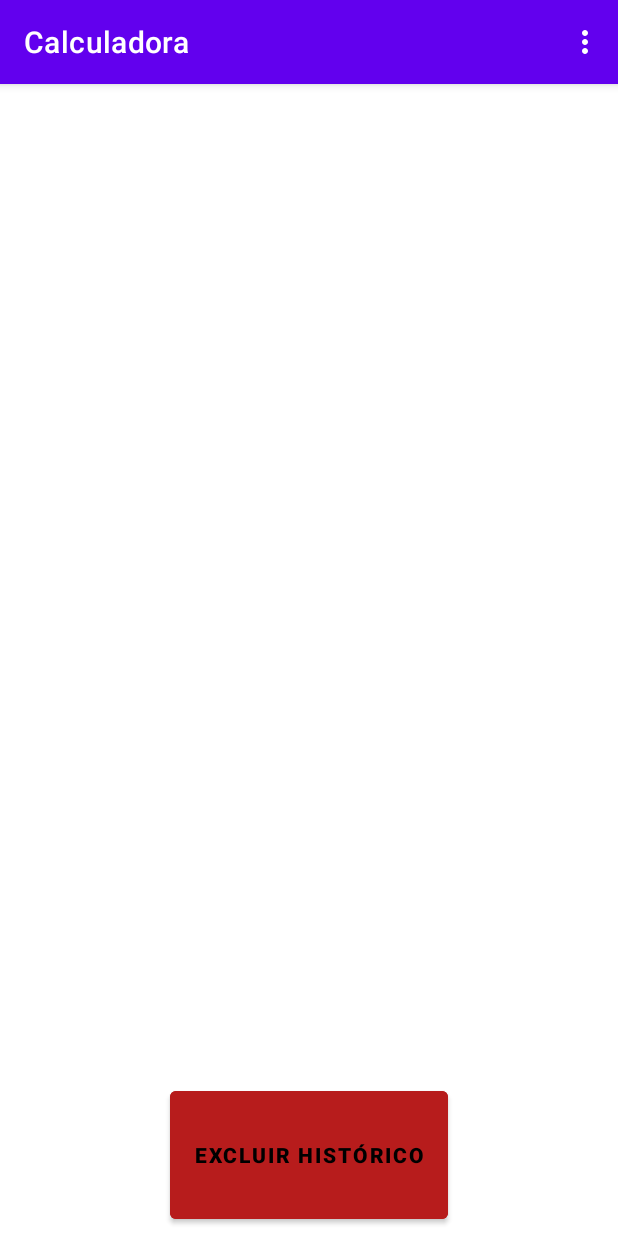
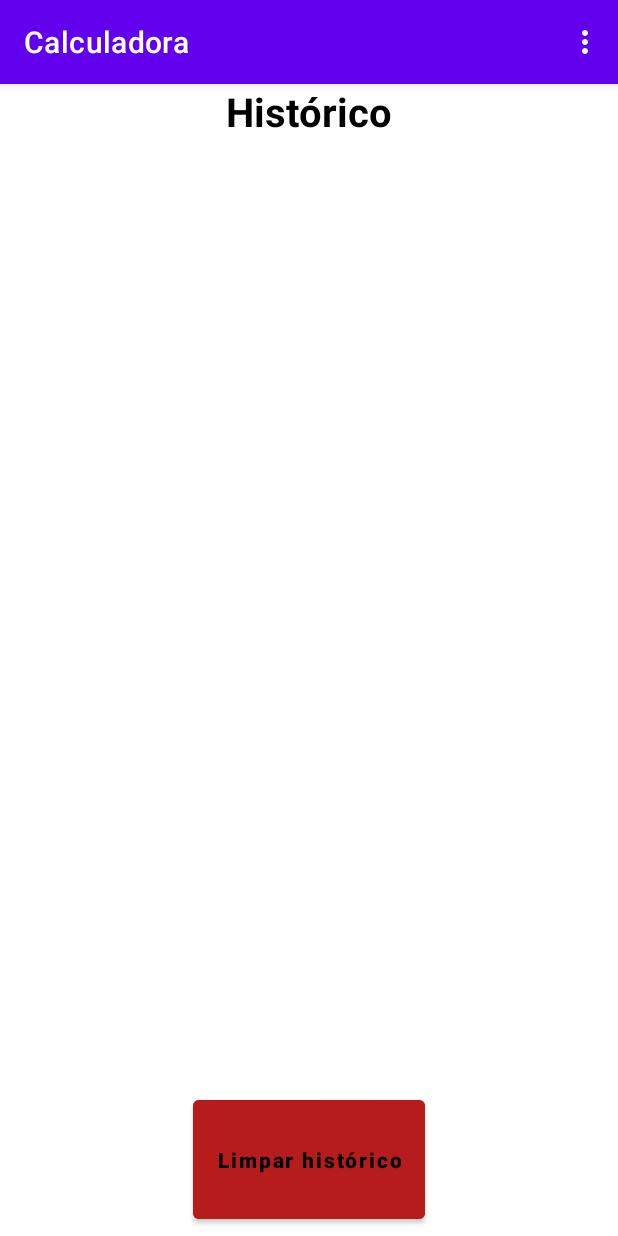
Before and after one commit to florencioMath/University-ADS-Calculadora2, an Android app: the screen it shows after launch (MainActivity), in the options menu, after a tap on "Histórico", on a phone screen of 412 x 824 dp. Run offline under Robolectric (Android 15) with nearby library versions, the phone set to English and light mode, and no system bars.

Commit message:
feat: Atualização no layout do histórico

```diff
--- a/app/src/main/res/layout/historico_fragment_main.xml
+++ b/app/src/main/res/layout/historico_fragment_main.xml
@@ -7,9 +7,18 @@
     android:orientation="vertical"
     tools:context=".historico.MainFragment">
 
+    <TextView
+        android:layout_width="match_parent"
+        android:layout_height="wrap_content"
+        android:textStyle="bold"
+        android:textSize="12pt"
+        android:textAlignment="center"
+        android:textColor="@color/black"
+        android:text="@string/historico"/>
+
     <LinearLayout
         android:layout_width="match_parent"
-        android:layout_height="660dp">
+        android:layout_height="630dp">
 
         <ListView
             android:id="@+id/list_view_history"
@@ -30,9 +39,10 @@
             android:layout_height="match_parent"
             android:layout_gravity="center"
             android:textStyle="bold"
+            android:textAllCaps="false"
             android:textColor="@color/black"
             android:backgroundTint="#B71C1C"
-            android:text="Excluir Histórico" />
+            android:text="@string/limpar_historico" />
     </LinearLayout>
 
 </LinearLayout>
--- a/app/src/main/res/values/strings.xml
+++ b/app/src/main/res/values/strings.xml
@@ -3,4 +3,5 @@
     <!-- TODO: Remove or change this placeholder text -->
     <string name="hello_blank_fragment">Hello blank fragment</string>
     <string name="historico">Histórico</string>
+    <string name="limpar_historico">Limpar histórico</string>
 </resources>
```
Also changed, not shown: app/src/main/res/layout/item_historico.xml (+39 -8 lines).
